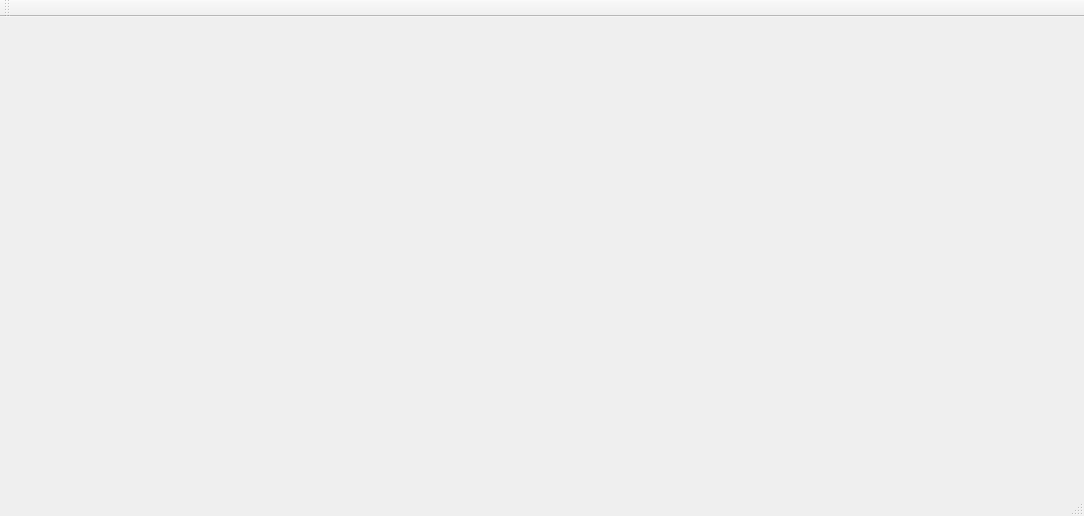
Qt form Headcookerwindow.ui (Indidev/headcooker) before a commit.
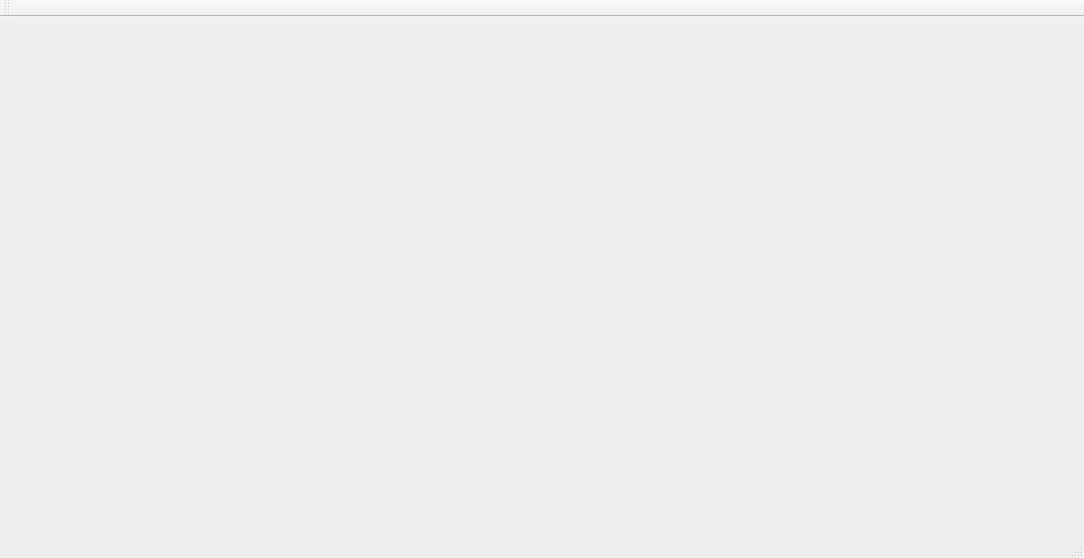
The same form after that commit.

Patch:
```diff
--- a/Headcookerwindow.ui
+++ b/Headcookerwindow.ui
@@ -7,7 +7,7 @@
     <x>0</x>
     <y>0</y>
     <width>1084</width>
-    <height>516</height>
+    <height>558</height>
    </rect>
   </property>
   <property name="windowTitle">
```
